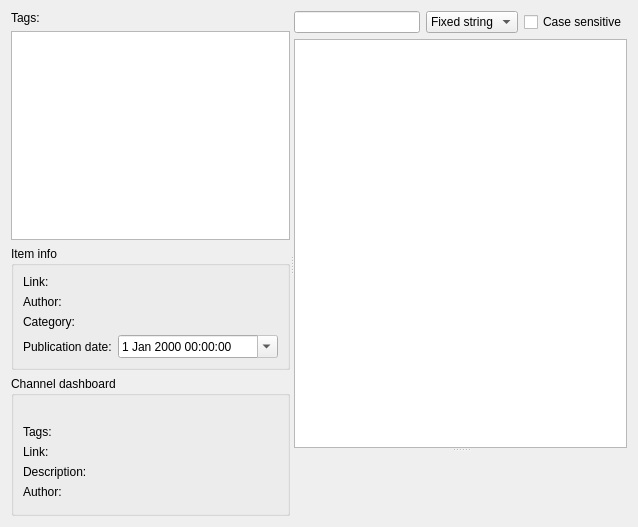
Old version of the form src/plugins/aggregator/mainwidget.ui in the repository 0xd34df00d/leechcraft.
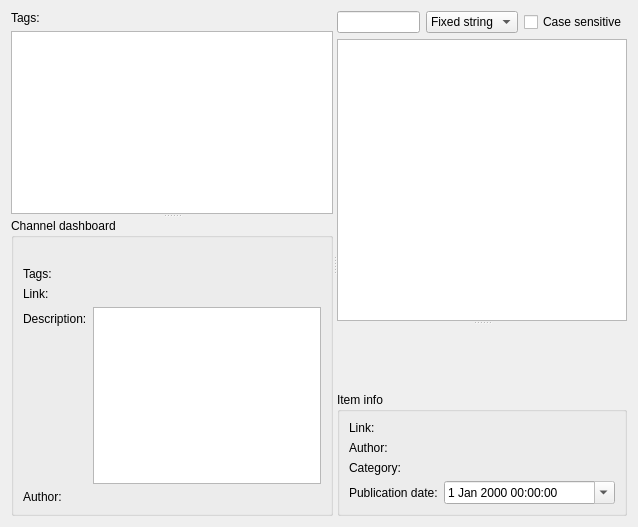
New version of the form. Icons and pictures are not drawn. Custom widgets are drawn as their Qt base class.

The edit to the form file:
```diff
--- a/src/plugins/aggregator/mainwidget.ui
+++ b/src/plugins/aggregator/mainwidget.ui
@@ -16,14 +16,14 @@
    <iconset resource="resources.qrc" >
     <normaloff>:/resources/images/aggregator.png</normaloff>:/resources/images/aggregator.png</iconset>
   </property>
-  <layout class="QVBoxLayout" name="verticalLayout" >
+  <layout class="QVBoxLayout" name="verticalLayout_4" >
    <item>
     <widget class="QSplitter" name="MainSplitter_" >
      <property name="orientation" >
       <enum>Qt::Horizontal</enum>
      </property>
-     <widget class="QWidget" name="layoutWidget" >
-      <layout class="QVBoxLayout" >
+     <widget class="QWidget" name="" >
+      <layout class="QVBoxLayout" name="verticalLayout_3" >
        <item>
         <layout class="QHBoxLayout" name="_2" >
          <item>
@@ -39,7 +39,17 @@
         </layout>
        </item>
        <item>
+        <widget class="QSplitter" name="ChannelSplitter_" >
+         <property name="orientation" >
+          <enum>Qt::Vertical</enum>
+         </property>
         <widget class="QTreeView" name="Feeds_" >
+          <property name="minimumSize" >
+           <size>
+            <width>250</width>
+            <height>0</height>
+           </size>
+          </property>
          <property name="iconSize" >
           <size>
            <width>16</width>
@@ -53,76 +63,6 @@
           <bool>false</bool>
          </property>
         </widget>
-       </item>
-       <item>
-        <widget class="QGroupBox" name="ItemInfo_" >
-         <property name="title" >
-          <string>Item info</string>
-         </property>
-         <layout class="QFormLayout" name="formLayout" >
-          <item row="0" column="0" >
-           <widget class="QLabel" name="label_4" >
-            <property name="text" >
-             <string>Link:</string>
-            </property>
-           </widget>
-          </item>
-          <item row="0" column="1" >
-           <widget class="QLabel" name="ItemLink_" >
-            <property name="text" >
-             <string/>
-            </property>
-           </widget>
-          </item>
-          <item row="1" column="0" >
-           <widget class="QLabel" name="label_13" >
-            <property name="text" >
-             <string>Author:</string>
-            </property>
-           </widget>
-          </item>
-          <item row="1" column="1" >
-           <widget class="QLabel" name="ItemAuthor_" >
-            <property name="text" >
-             <string/>
-            </property>
-           </widget>
-          </item>
-          <item row="2" column="0" >
-           <widget class="QLabel" name="label_15" >
-            <property name="text" >
-             <string>Category:</string>
-            </property>
-           </widget>
-          </item>
-          <item row="2" column="1" >
-           <widget class="QLabel" name="ItemCategory_" >
-            <property name="text" >
-             <string/>
-            </property>
-           </widget>
-          </item>
-          <item row="3" column="0" >
-           <widget class="QLabel" name="label_17" >
-            <property name="text" >
-             <string>Publication date:</string>
-            </property>
-           </widget>
-          </item>
-          <item row="3" column="1" >
-           <widget class="QDateTimeEdit" name="ItemPubDate_" >
-            <property name="readOnly" >
-             <bool>true</bool>
-            </property>
-            <property name="calendarPopup" >
-             <bool>true</bool>
-            </property>
-           </widget>
-          </item>
-         </layout>
-        </widget>
-       </item>
-       <item>
         <widget class="QGroupBox" name="ChannelDashboard_" >
          <property name="minimumSize" >
           <size>
@@ -176,14 +116,8 @@
            </widget>
           </item>
           <item row="3" column="1" >
-           <widget class="QLabel" name="ChannelDescription_" >
-            <property name="text" >
-             <string/>
-            </property>
-            <property name="scaledContents" >
-             <bool>true</bool>
-            </property>
-            <property name="wordWrap" >
+            <widget class="QTextEdit" name="ChannelDescription_" >
+             <property name="readOnly" >
              <bool>true</bool>
             </property>
            </widget>
@@ -202,24 +136,23 @@
             </property>
            </widget>
           </item>
-         </layout>
-         <zorder>label_5</zorder>
-         <zorder>ChannelTags_</zorder>
-         <zorder>label_8</zorder>
-         <zorder>ChannelDescription_</zorder>
-         <zorder>label_6</zorder>
-         <zorder>ChannelAuthor_</zorder>
-         <zorder>ChannelLink_</zorder>
-         <zorder>label_10</zorder>
-         <zorder>ChannelImage_</zorder>
-        </widget>
+           <item row="0" column="1" >
+            <widget class="QLabel" name="ChannelImage_" >
+             <property name="text" >
+              <string>&lt;channel image></string>
+             </property>
+            </widget>
+           </item>
+          </layout>
+         </widget>
+        </widget>
        </item>
       </layout>
       <zorder>Feeds_</zorder>
       <zorder>ChannelDashboard_</zorder>
       <zorder>ItemInfo_</zorder>
      </widget>
-     <widget class="QWidget" name="layoutWidget_2" >
+     <widget class="QWidget" name="" >
       <layout class="QVBoxLayout" name="verticalLayout_2" >
        <item>
         <layout class="QGridLayout" name="_3" >
@@ -270,7 +203,83 @@
            <bool>false</bool>
           </property>
          </widget>
-         <widget class="BrowserWidget" native="1" name="ItemView_" />
+         <widget class="QWidget" name="" >
+          <layout class="QVBoxLayout" name="verticalLayout" >
+           <item>
+            <widget class="BrowserWidget" native="1" name="ItemView_" >
+             <zorder>ItemInfo_</zorder>
+            </widget>
+           </item>
+           <item>
+            <widget class="QGroupBox" name="ItemInfo_" >
+             <property name="title" >
+              <string>Item info</string>
+             </property>
+             <layout class="QFormLayout" name="formLayout" >
+              <item row="0" column="0" >
+               <widget class="QLabel" name="label_4" >
+                <property name="text" >
+                 <string>Link:</string>
+                </property>
+               </widget>
+              </item>
+              <item row="0" column="1" >
+               <widget class="QLabel" name="ItemLink_" >
+                <property name="text" >
+                 <string/>
+                </property>
+               </widget>
+              </item>
+              <item row="1" column="0" >
+               <widget class="QLabel" name="label_13" >
+                <property name="text" >
+                 <string>Author:</string>
+                </property>
+               </widget>
+              </item>
+              <item row="1" column="1" >
+               <widget class="QLabel" name="ItemAuthor_" >
+                <property name="text" >
+                 <string/>
+                </property>
+               </widget>
+              </item>
+              <item row="2" column="0" >
+               <widget class="QLabel" name="label_15" >
+                <property name="text" >
+                 <string>Category:</string>
+                </property>
+               </widget>
+              </item>
+              <item row="2" column="1" >
+               <widget class="QLabel" name="ItemCategory_" >
+                <property name="text" >
+                 <string/>
+                </property>
+               </widget>
+              </item>
+              <item row="3" column="0" >
+               <widget class="QLabel" name="label_17" >
+                <property name="text" >
+                 <string>Publication date:</string>
+                </property>
+               </widget>
+              </item>
+              <item row="3" column="1" >
+               <widget class="QDateTimeEdit" name="ItemPubDate_" >
+                <property name="readOnly" >
+                 <bool>true</bool>
+                </property>
+                <property name="calendarPopup" >
+                 <bool>true</bool>
+                </property>
+               </widget>
+              </item>
+             </layout>
+            </widget>
+           </item>
+          </layout>
+         </widget>
         </widget>
        </item>
       </layout>
```
Left out of the diff: 10 changed lines with no effect on the pictures. Lines whose indentation alone changed are shown as unchanged.
